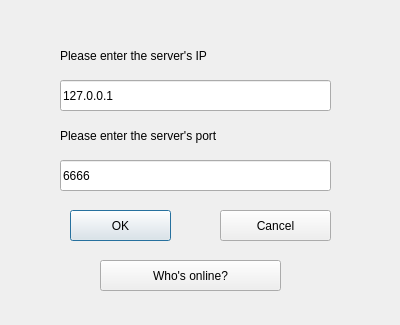
Qt form try_Client/confirmip.ui (LittleQili/Chatroom_Client) before a commit.
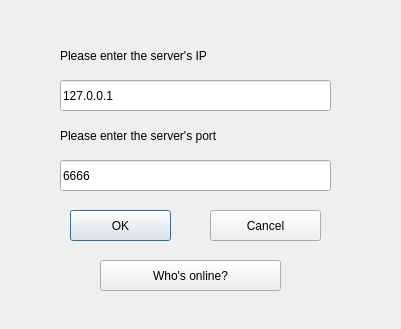
The same form after that commit.

```diff
--- a/try_Client/confirmip.ui
+++ b/try_Client/confirmip.ui
@@ -6,8 +6,8 @@
    <rect>
     <x>0</x>
     <y>0</y>
-    <width>400</width>
-    <height>325</height>
+    <width>401</width>
+    <height>329</height>
    </rect>
   </property>
   <property name="windowTitle">
@@ -55,7 +55,7 @@
   <widget class="QPushButton" name="Cancel">
    <property name="geometry">
     <rect>
-     <x>220</x>
+     <x>210</x>
      <y>210</y>
      <width>111</width>
      <height>31</height>
```
